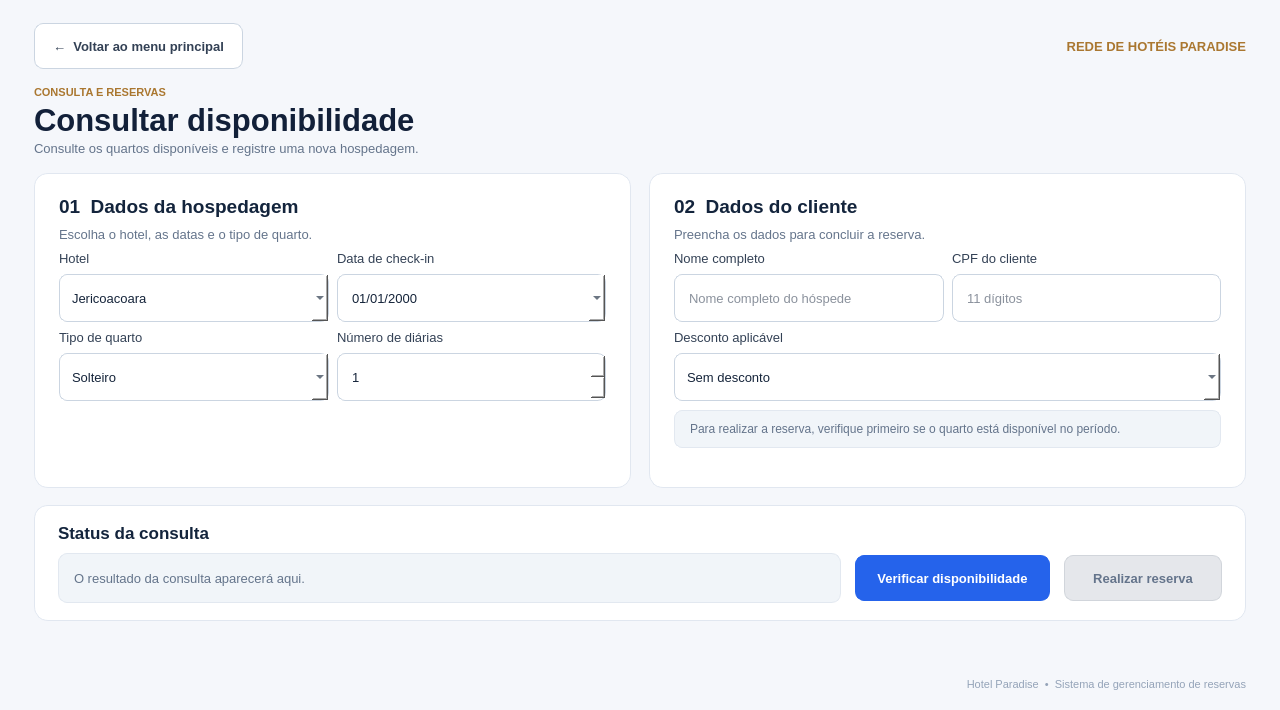
The window that teladisponibilidade.ui (JairCosta00/Sistema-de-Reservas-Rede-de-Hot-is-Paradise) describes before a commit, drawn with Qt 5.
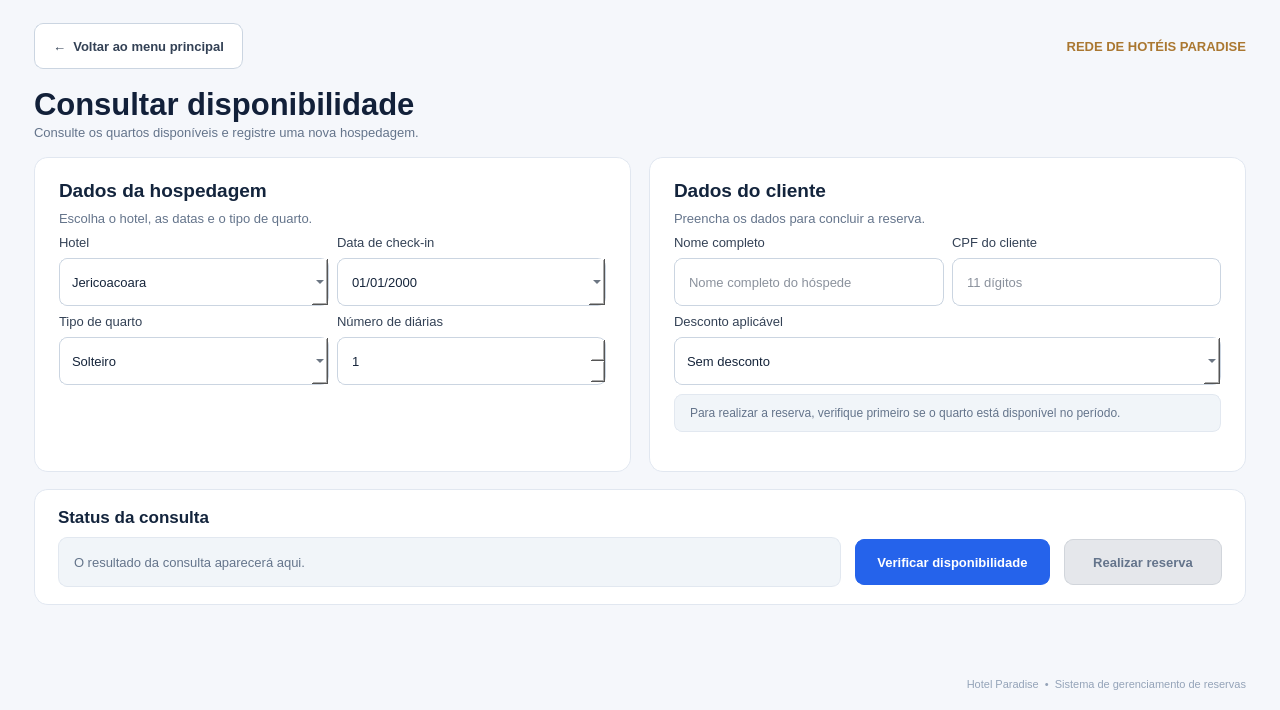
The same window after the commit.

Commit message: Melhorias na interface

```diff
--- a/teladisponibilidade.ui
+++ b/teladisponibilidade.ui
@@ -197,13 +197,6 @@
      <property name="spacing">
       <number>3</number>
      </property>
-     <item>
-      <widget class="QLabel" name="labelSobretitulo">
-       <property name="text">
-        <string>CONSULTA E RESERVAS</string>
-       </property>
-      </widget>
-     </item>
      <item>
       <widget class="QLabel" name="labelTitulo">
        <property name="text">
@@ -255,7 +248,7 @@
         <item>
          <widget class="QLabel" name="labelSecaoHospedagem">
           <property name="text">
-           <string>01  Dados da hospedagem</string>
+           <string>Dados da hospedagem</string>
           </property>
          </widget>
         </item>
@@ -442,7 +435,7 @@
         <item>
          <widget class="QLabel" name="labelSecaoCliente">
           <property name="text">
-           <string>02  Dados do cliente</string>
+           <string>Dados do cliente</string>
           </property>
          </widget>
         </item>
```
The commit also changes 1 other file.
